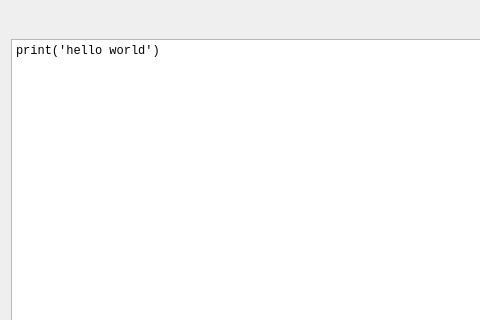
Qt form src/interactive_script_plugin/interactive_script_plugin.ui (sp-uulm/interactive_script) before a commit; both pictures show x 0 to 480 and y 0 to 320 of the 961 by 657 pixel window.
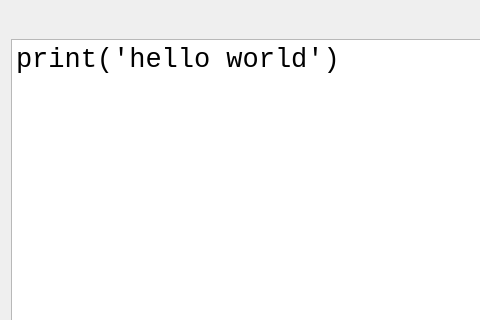
The same form after that commit.

Commit message: changed text size

What changed in the file:
```diff
--- a/src/interactive_script_plugin/interactive_script_plugin.ui
+++ b/src/interactive_script_plugin/interactive_script_plugin.ui
@@ -46,6 +46,7 @@
      <property name="font">
       <font>
        <family>Monospace</family>
+       <pointsize>20</pointsize>
       </font>
      </property>
      <property name="plainText">
```
Left out of the diff: 1 changed line with no effect on the pictures.
